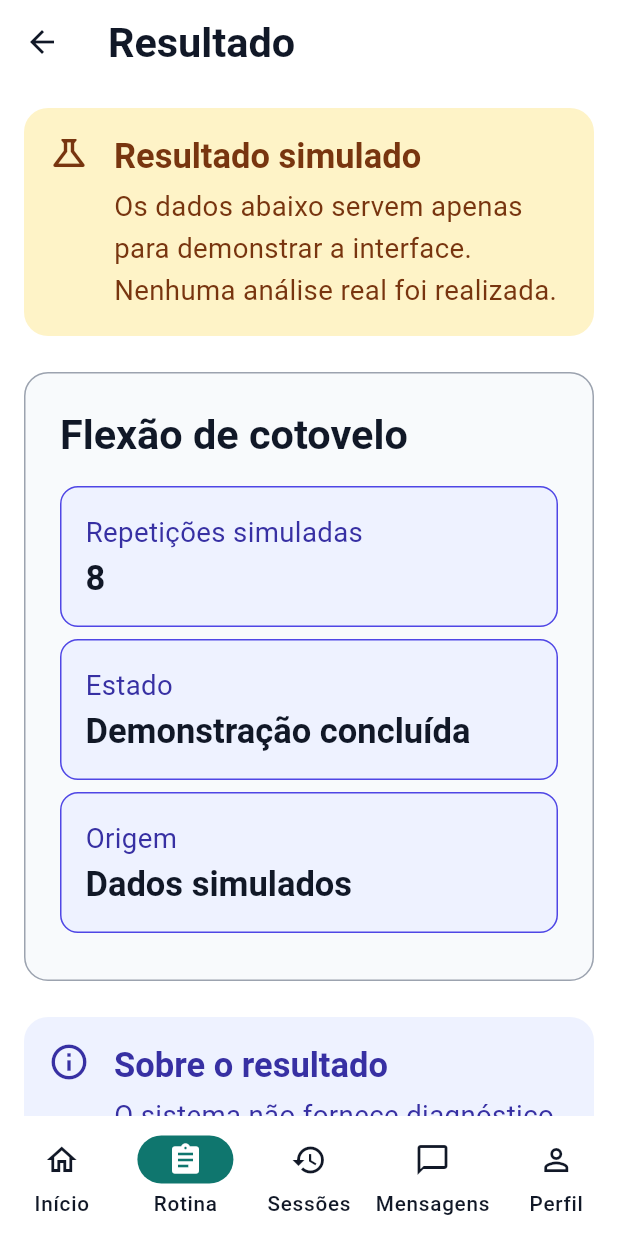
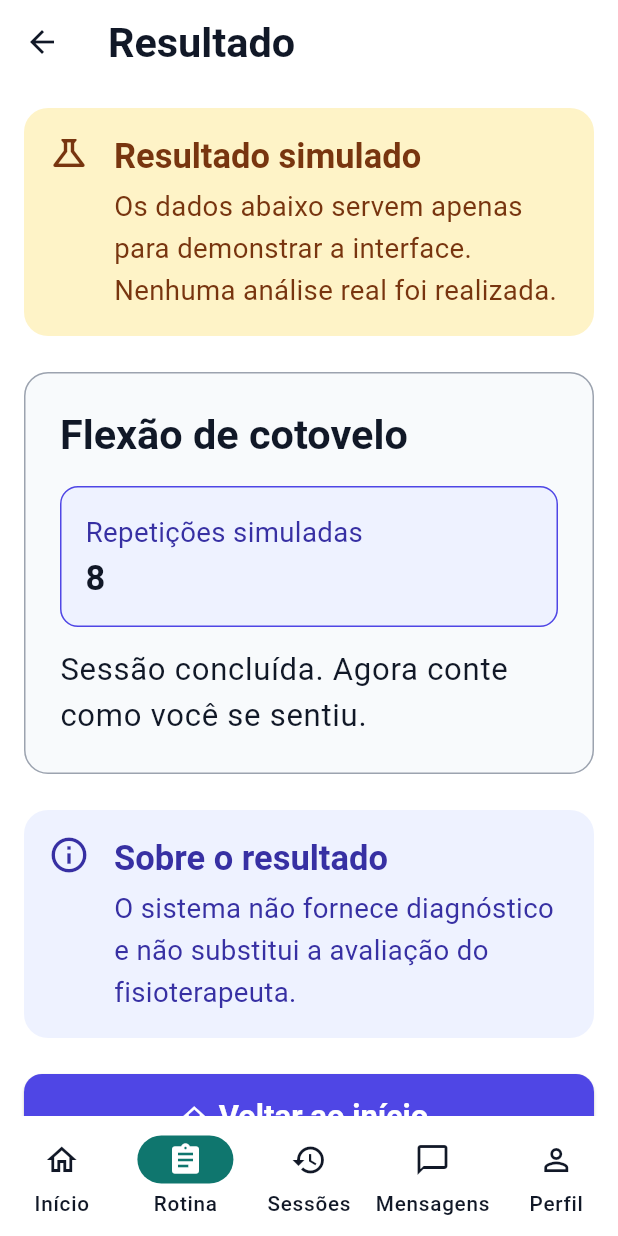
Before and after one commit to skapkun/monitoramento-reabilitacao-pos-avc, a Flutter app: the ResultScreen screen opened by its route, on a phone screen of 412 x 824 dp. Run offline on Flutter 3.47's test engine with Material 3 defaults, Android fonts, the phone set to English and light mode, and no system bars; our stand-ins replace cloud_firestore, firebase_auth, firebase_core, image_picker, printing, share_plus and 1 more; missing offline and left inert: video_thumbnail; accounts and stored records are empty.

Commit message:
feat: simplificar resultados e dinamizar acompanhamento

```diff
--- a/frontend/lib/screens/patient/result_screen.dart
+++ b/frontend/lib/screens/patient/result_screen.dart
@@ -63,107 +63,59 @@ class ResultScreen extends StatelessWidget {
                           : 'Repetições observadas',
                       value: '${metrics?.repetitions ?? 8}',
                     ),
-                    _ResultRow(
-                      label: 'Estado',
-                      value: isSimulated
-                          ? 'Demonstração concluída'
-                          : 'Vídeo analisado',
-                    ),
-                    _ResultRow(
-                      label: 'Origem',
-                      value: isSimulated
-                          ? 'Dados simulados'
-                          : 'Visão computacional experimental',
-                    ),
-                    if (metrics?.averageAmplitudeDegrees != null)
-                      _ResultRow(
-                        label: 'Amplitude média observada',
-                        value:
-                            '${metrics!.averageAmplitudeDegrees!.toStringAsFixed(1)}°',
-                      ),
-                    if (metrics?.confidence != null)
-                      _ResultRow(
-                        label: 'Qualidade técnica da detecção',
-                        value: '${(metrics!.confidence! * 100).round()}%',
-                      ),
-                    if (metrics?.averageDurationSeconds != null)
-                      _ResultRow(
-                        label: 'Tempo médio por repetição',
-                        value:
-                            '${metrics!.averageDurationSeconds!.toStringAsFixed(2)} s',
-                      ),
-                    if (metrics?.averageVelocityDegreesPerSecond != null)
-                      _ResultRow(
-                        label: 'Velocidade angular média',
-                        value:
-                            '${metrics!.averageVelocityDegreesPerSecond!.toStringAsFixed(1)}°/s',
-                      ),
-                    if (metrics?.averageSymmetryDifferenceDegrees != null)
-                      _ResultRow(
-                        label: 'Diferença bilateral média',
-                        value:
-                            '${metrics!.averageSymmetryDifferenceDegrees!.toStringAsFixed(1)}°',
-                      ),
-                    if (metrics?.averageDistance != null)
-                      _ResultRow(
-                        label: 'Distância média polegar–indicador',
-                        value: metrics!.averageDistance!.toStringAsFixed(3),
-                      ),
-                    if (metrics?.analyzedSide != null)
-                      _ResultRow(
-                        label: 'Braço analisado',
-                        value: metrics!.analyzedSide == 'left'
-                            ? 'Esquerdo'
-                            : 'Direito',
-                      ),
-                    if (metrics?.averageAffectedAngleDegrees != null)
-                      _ResultRow(
-                        label: 'Ângulo médio do lado afetado',
-                        value:
-                            '${metrics!.averageAffectedAngleDegrees!.toStringAsFixed(1)}°',
-                      ),
-                    if (metrics?.averageUnaffectedAngleDegrees != null)
-                      _ResultRow(
-                        label: 'Ângulo médio do lado não afetado',
-                        value:
-                            '${metrics!.averageUnaffectedAngleDegrees!.toStringAsFixed(1)}°',
+                    const SizedBox(height: AppSpacing.xs),
+                    Text(
+                      'Sessão concluída. Agora conte como você se sentiu.',
+                      style: Theme.of(context).textTheme.bodyLarge,
                     ),
                   ],
                 ),
               ),
             ),
-          if (!isInconclusive &&
-              (metrics?.movementEvents.isNotEmpty ?? false)) ...[
+          if (!isInconclusive && metrics != null) ...[
             const SizedBox(height: AppSpacing.lg),
-            Text(
-              'Momentos importantes do vídeo',
-              style: Theme.of(context).textTheme.headlineMedium,
+            Card(
+              child: ExpansionTile(
+                key: const Key('detalhes_tecnicos_resultado'),
+                leading: const Icon(Icons.analytics_outlined),
+                title: const Text('Ver detalhes da análise'),
+                subtitle: const Text(
+                  'Medidas técnicas para consultar quando desejar',
+                ),
+                childrenPadding: const EdgeInsets.fromLTRB(
+                  AppSpacing.md,
+                  0,
+                  AppSpacing.md,
+                  AppSpacing.md,
+                ),
+                children: [
+                  _TechnicalDetails(metrics: metrics, isSimulated: isSimulated),
+                  if (metrics.movementEvents.isNotEmpty) ...[
+                    const SizedBox(height: AppSpacing.md),
+                    const Align(
+                      alignment: Alignment.centerLeft,
+                      child: Text(
+                        'Momentos do vídeo',
+                        style: TextStyle(fontWeight: FontWeight.w700),
+                      ),
                     ),
                     const SizedBox(height: AppSpacing.xs),
-            const Text(
-              'Os segundos abaixo ajudam você e o fisioterapeuta a encontrar cada momento no vídeo compartilhado.',
-            ),
-            const SizedBox(height: AppSpacing.md),
-            ...metrics!.movementEvents.map(
-              (event) => Card(
-                color: event.severity == 'positive'
-                    ? AppColors.successSoft
-                    : AppColors.warningBackground,
-                child: ListTile(
-                  minVerticalPadding: AppSpacing.md,
+                    ...metrics.movementEvents.map(
+                      (event) => ListTile(
+                        contentPadding: EdgeInsets.zero,
                         leading: Icon(
                           event.severity == 'positive'
                               ? Icons.star_outline
                               : Icons.visibility_outlined,
-                    color: event.severity == 'positive'
-                        ? AppColors.successSoftText
-                        : AppColors.warningText,
                         ),
                         title: Text(event.title),
                         subtitle: Text(
                           '${event.description}\nMomento: ${_time(event.startSeconds)}',
                         ),
                       ),
+                    ),
+                  ],
+                ],
               ),
             ),
           ],
@@ -232,6 +184,74 @@ class ResultScreen extends StatelessWidget {
   }
 }
 
+class _TechnicalDetails extends StatelessWidget {
+  const _TechnicalDetails({required this.metrics, required this.isSimulated});
+
+  final AnalysisApiMetrics metrics;
+  final bool isSimulated;
+
+  @override
+  Widget build(BuildContext context) => Column(
+    crossAxisAlignment: CrossAxisAlignment.stretch,
+    children: [
+      _ResultRow(
+        label: 'Origem',
+        value: isSimulated
+            ? 'Dados simulados'
+            : 'Visão computacional experimental',
+      ),
+      if (metrics.averageAmplitudeDegrees != null)
+        _ResultRow(
+          label: 'Amplitude média observada',
+          value: '${metrics.averageAmplitudeDegrees!.toStringAsFixed(1)}°',
+        ),
+      if (metrics.confidence != null)
+        _ResultRow(
+          label: 'Qualidade técnica da detecção',
+          value: '${(metrics.confidence! * 100).round()}%',
+        ),
+      if (metrics.averageDurationSeconds != null)
+        _ResultRow(
+          label: 'Tempo médio por repetição',
+          value: '${metrics.averageDurationSeconds!.toStringAsFixed(2)} s',
+        ),
+      if (metrics.averageVelocityDegreesPerSecond != null)
+        _ResultRow(
+          label: 'Velocidade angular média',
+          value:
+              '${metrics.averageVelocityDegreesPerSecond!.toStringAsFixed(1)}°/s',
+        ),
+      if (metrics.averageSymmetryDifferenceDegrees != null)
+        _ResultRow(
+          label: 'Diferença bilateral média',
+          value:
+              '${metrics.averageSymmetryDifferenceDegrees!.toStringAsFixed(1)}°',
+        ),
+      if (metrics.averageDistance != null)
+        _ResultRow(
+          label: 'Distância média polegar–indicador',
+          value: metrics.averageDistance!.toStringAsFixed(3),
+        ),
+      if (metrics.analyzedSide != null)
+        _ResultRow(
+          label: 'Braço analisado',
+          value: metrics.analyzedSide == 'left' ? 'Esquerdo' : 'Direito',
+        ),
+      if (metrics.averageAffectedAngleDegrees != null)
+        _ResultRow(
+          label: 'Ângulo médio do lado afetado',
+          value: '${metrics.averageAffectedAngleDegrees!.toStringAsFixed(1)}°',
+        ),
+      if (metrics.averageUnaffectedAngleDegrees != null)
+        _ResultRow(
+          label: 'Ângulo médio do lado não afetado',
+          value:
+              '${metrics.averageUnaffectedAngleDegrees!.toStringAsFixed(1)}°',
+        ),
+    ],
+  );
+}
+
 class _ResultRow extends StatelessWidget {
   const _ResultRow({required this.label, required this.value});
 
--- a/frontend/pubspec.yaml
+++ b/frontend/pubspec.yaml
@@ -22,6 +22,8 @@ dependencies:
   video_player: ^2.10.1
   video_thumbnail: ^0.5.6
   crypto: ^3.0.7
+  printing: ^5.14.3
+  image: 4.8.0
 
 dev_dependencies:
   flutter_test:
```
Also changed, not shown: frontend/lib/screens/patient/wellbeing_screen.dart (+40 -69 lines), frontend/lib/screens/shared/pdf_preview_screen.dart (added, +31 -0 lines), frontend/lib/screens/therapist/reports_screen.dart (+15 -7 lines), frontend/lib/screens/therapist/sessions_screen.dart (+36 -5 lines), frontend/lib/services/report_api_service.dart (+63 -42 lines), frontend/lib/widgets/session_list.dart (+37 -7 lines), frontend/pubspec.lock, 8 other files. Lines whose indentation alone changed are shown as unchanged.
